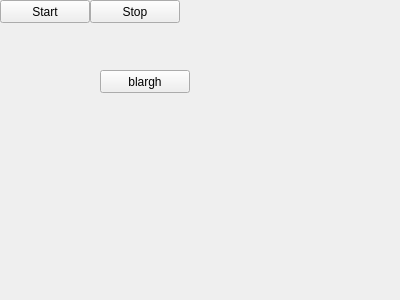
Above: src/monitor-qt/monitorform.ui from hhetter/smbtatools before the change. Below: the same form after it.
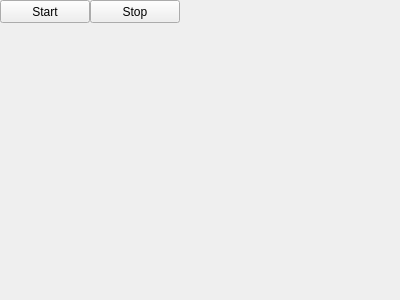
That is the form after the change.

Diff of the .ui file:
```diff
--- a/src/monitor-qt/monitorform.ui
+++ b/src/monitor-qt/monitorform.ui
@@ -40,6 +40,9 @@
    </property>
   </widget>
   <widget class="QWidget" name="visual_widget" native="true">
+   <property name="enabled">
+    <bool>true</bool>
+   </property>
    <property name="geometry">
     <rect>
      <x>40</x>
@@ -48,19 +51,6 @@
      <height>201</height>
     </rect>
    </property>
-   <widget class="QPushButton" name="pushButton">
-    <property name="geometry">
-     <rect>
-      <x>60</x>
-      <y>20</y>
-      <width>90</width>
-      <height>23</height>
-     </rect>
-    </property>
-    <property name="text">
-     <string>blargh</string>
-    </property>
-   </widget>
   </widget>
  </widget>
  <resources/>
```
